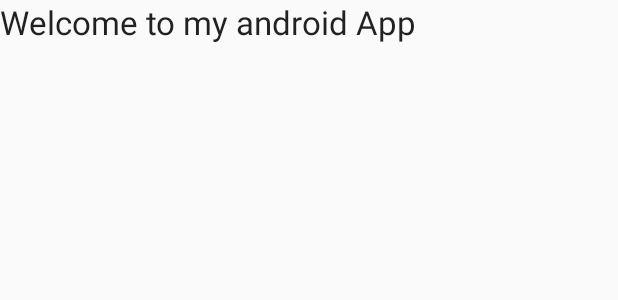
After one commit to Uchchash346/Login-Registration-App-using-Firebase, an Android app: the layout activity_profile.xml on its own in the app's theme, with its tools: preview values and no code run, on a phone screen of 412 x 824 dp. The commit adds this screen. Shown: the top 300 px of the screen. Run offline under Robolectric (Android 15) with nearby library versions, the phone set to English and light mode, and no system bars.

Commit message:
first work

```diff
--- a/app/src/main/AndroidManifest.xml
+++ b/app/src/main/AndroidManifest.xml
@@ -9,7 +9,8 @@
         android:roundIcon="@mipmap/ic_launcher_round"
         android:supportsRtl="true"
         android:theme="@style/AppTheme">
-        <activity android:name=".SignUpActivity"></activity>
+        <activity android:name=".ProfileActivity"></activity>
+        <activity android:name=".SignUpActivity" />
         <activity android:name=".MainActivity">
             <intent-filter>
                 <action android:name="android.intent.action.MAIN" />
--- a/app/src/main/res/layout/activity_main.xml
+++ b/app/src/main/res/layout/activity_main.xml
@@ -15,7 +15,7 @@
         android:id="@+id/signInEmailEditTextId"
         android:inputType="textEmailAddress"
         android:textAppearance="@style/Base.TextAppearance.AppCompat.Large"
-        android:hint="Email"
+        android:hint="Email Address"
         android:textColorHint="#ffffff"
         android:textColor="#ffffff"
         />
@@ -47,7 +47,7 @@
         android:textColor="#ffffff"
         android:gravity="center"
         android:layout_marginTop="20dp"
-        android:text="Are You Not registered? Sign Up"
+        android:text="Not registered? Sign Up"
         />
 
     <ProgressBar
--- /dev/null
+++ b/app/src/main/res/layout/activity_profile.xml
@@ -0,0 +1,15 @@
+<?xml version="1.0" encoding="utf-8"?>
+<LinearLayout xmlns:android="http://schemas.android.com/apk/res/android"
+    xmlns:app="http://schemas.android.com/apk/res-auto"
+    xmlns:tools="http://schemas.android.com/tools"
+    android:layout_width="match_parent"
+    android:layout_height="match_parent"
+    tools:context=".ProfileActivity">
+
+    <TextView
+        android:textAppearance="@style/Base.TextAppearance.AppCompat.Large"
+        android:text="Welcome to my android App"
+        android:layout_width="match_parent"
+        android:layout_height="wrap_content" />
+
+</LinearLayout>
--- a/app/src/main/res/layout/activity_sign_up.xml
+++ b/app/src/main/res/layout/activity_sign_up.xml
@@ -15,7 +15,7 @@
         android:id="@+id/signUpEmailEditTextId"
         android:inputType="textEmailAddress"
         android:textAppearance="@style/Base.TextAppearance.AppCompat.Large"
-        android:hint="Email"
+        android:hint="Email Address"
         android:textColorHint="#ffffff"
         android:textColor="#ffffff"
         />
@@ -47,7 +47,7 @@
         android:textColor="#ffffff"
         android:gravity="center"
         android:layout_marginTop="20dp"
-        android:text="Are You Not registered? Sign Up"
+        android:text="Thank You :)"
         />
 
     <ProgressBar
```
Also changed, not shown: app/src/main/java/com/example/androidfirebase/MainActivity.java (+61 -1 lines), app/src/main/java/com/example/androidfirebase/ProfileActivity.java (added, +14 -0 lines), app/src/main/java/com/example/androidfirebase/SignUpActivity.java (+11 -3 lines).
